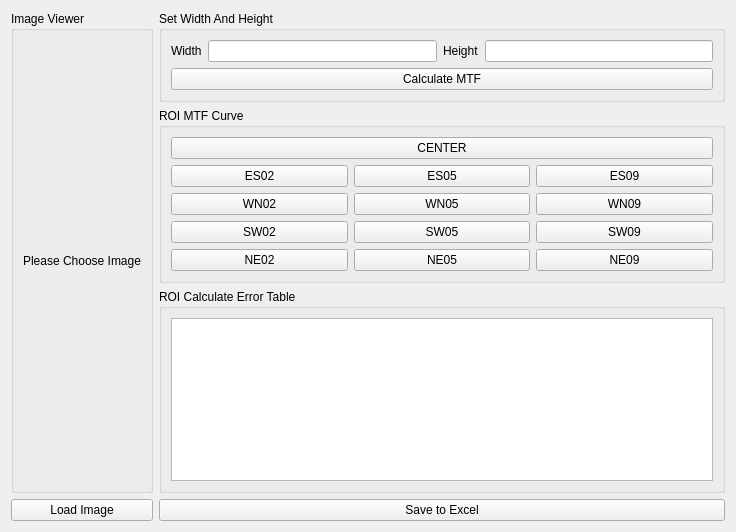
Old version of the form lnxmtfprototype.ui in the repository Wanncye/MechMindQtMTF.
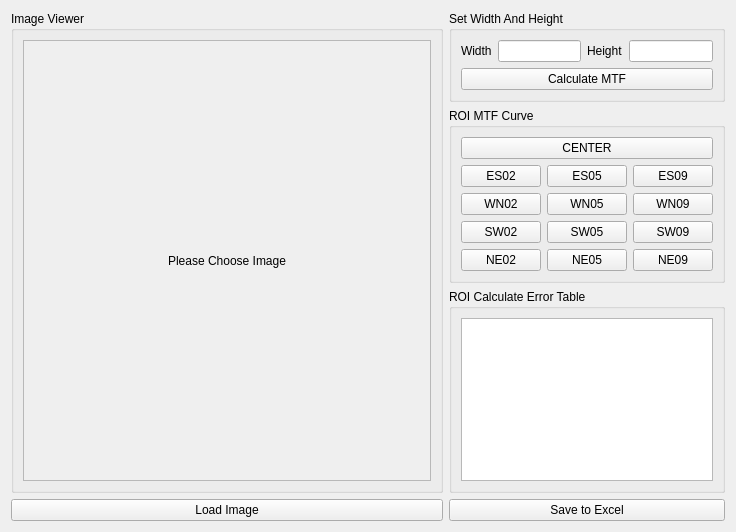
New version of the form. Custom widgets are drawn as their Qt base class.

The edit to the form file:
```diff
--- a/lnxmtfprototype.ui
+++ b/lnxmtfprototype.ui
@@ -22,9 +22,12 @@
   <property name="autoFillBackground">
    <bool>false</bool>
   </property>
-  <layout class="QHBoxLayout" name="horizontalLayout_4">
+  <layout class="QHBoxLayout" name="horizontalLayout_4" stretch="3,1">
    <item>
-    <layout class="QVBoxLayout" name="verticalLayout_10">
+    <layout class="QVBoxLayout" name="imgPart">
+     <property name="rightMargin">
+      <number>0</number>
+     </property>
      <item>
       <widget class="QGroupBox" name="groupBox_4">
        <property name="title">
@@ -32,10 +35,35 @@
        </property>
        <layout class="QVBoxLayout" name="verticalLayout_11">
         <item>
-         <widget class="QLabel" name="imgView">
-          <property name="text">
-           <string>Please Choose Image</string>
+         <widget class="QScrollArea" name="scrollArea">
+          <property name="widgetResizable">
+           <bool>true</bool>
           </property>
+          <widget class="QWidget" name="scrollAreaWidgetContents">
+           <property name="geometry">
+            <rect>
+             <x>0</x>
+             <y>0</y>
+             <width>370</width>
+             <height>416</height>
+            </rect>
+           </property>
+           <property name="layoutDirection">
+            <enum>Qt::LeftToRight</enum>
+           </property>
+           <layout class="QGridLayout" name="gridLayout">
+            <item row="0" column="0">
+             <widget class="LabelPainterTool" name="imgView">
+              <property name="text">
+               <string>Please Choose Image</string>
+              </property>
+              <property name="alignment">
+               <set>Qt::AlignCenter</set>
+              </property>
+             </widget>
+            </item>
+           </layout>
+          </widget>
          </widget>
         </item>
        </layout>
@@ -249,6 +277,13 @@
    </item>
   </layout>
  </widget>
+ <customwidgets>
+  <customwidget>
+   <class>LabelPainterTool</class>
+   <extends>QLabel</extends>
+   <header location="global">labelpaintertool.h</header>
+  </customwidget>
+ </customwidgets>
  <resources/>
  <connections/>
 </ui>
```
Left out of the diff: 4 changed lines with no effect on the pictures.
